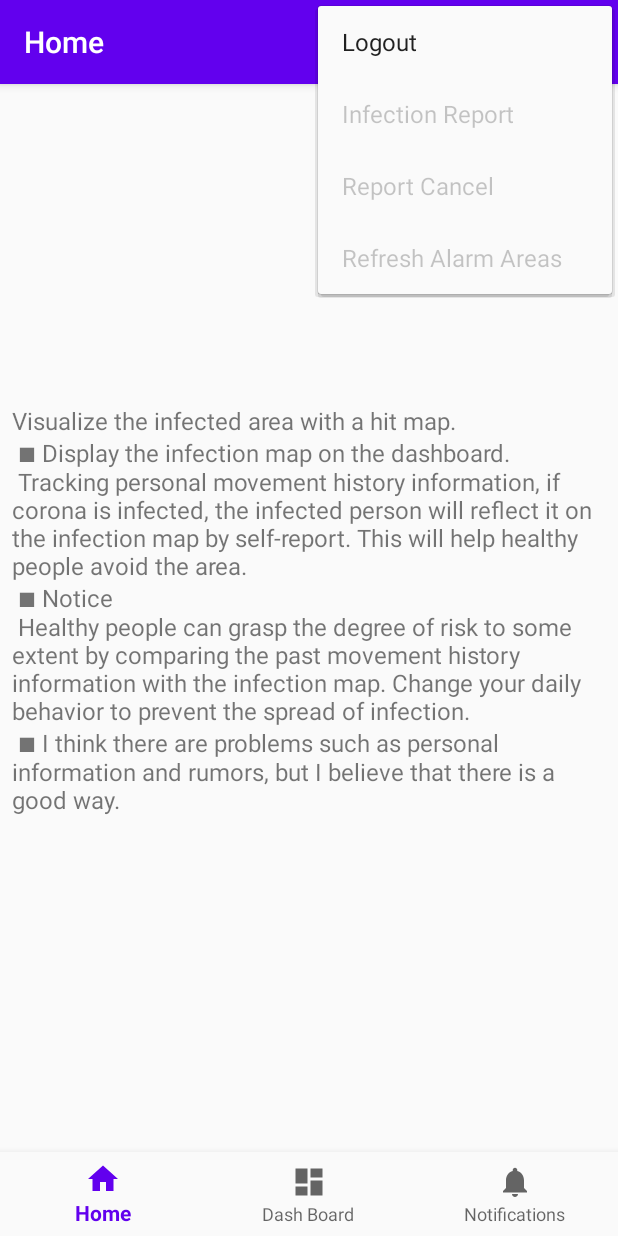
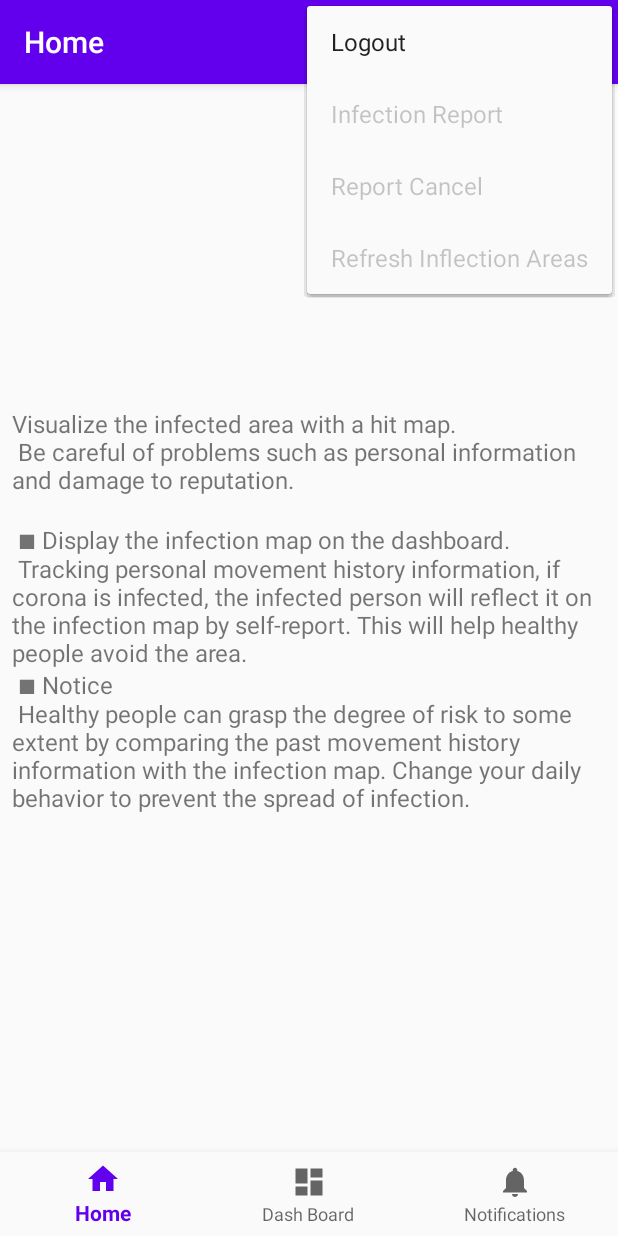
Before and after one commit to tofumiyoshi/coronafighter, an Android app: the NotificationsFragment screen opened through its navigation route, in the options menu, after a tap on "Infection Report", on a phone screen of 412 x 824 dp. Run offline under Robolectric (Android 15) with nearby library versions, the phone set to English and light mode, and no system bars; our stand-ins replace Firebase (no records; nobody signed in at launch, a user with empty details on screens opened directly), navigation-ui; libraries missing offline, so code that uses them is left out: com.firebase.ui, com.google.maps.android.

Commit message:
variable name

```diff
--- a/coronafighter/app/src/main/java/com/fumi/coronafighter/MainActivity.java
+++ b/coronafighter/app/src/main/java/com/fumi/coronafighter/MainActivity.java
@@ -203,6 +203,8 @@ public class MainActivity extends AppCompatActivity
                 .signOut(this)
                 .addOnCompleteListener(new OnCompleteListener<Void>() {
                     public void onComplete(@NonNull Task<Void> task) {
+                        mListenerStatus.remove();
+
                         //Toast.makeText(getApplicationContext(), "Sign out completed.", Toast.LENGTH_SHORT).show();
                         finish();
                     }
@@ -247,7 +249,7 @@ public class MainActivity extends AppCompatActivity
             item.setEnabled(false);
             MenuItem item2 = menu.findItem(R.id.infection_report_cancel);
             item2.setEnabled(false);
-            MenuItem item3 = menu.findItem(R.id.refresh_alarm_areas);
+            MenuItem item3 = menu.findItem(R.id.refresh_inflection_areas);
             item3.setEnabled(false);
         }
 
@@ -286,9 +288,9 @@ public class MainActivity extends AppCompatActivity
                 new FireStore.InflectionReportTask().execute(Integer.toString(0));
                 break;
 
-            case R.id.refresh_alarm_areas:
+            case R.id.refresh_inflection_areas:
                 FireStore.refreshInflectionAreasTime = null;
-                FireStore.refreshAlertAreas();
+                FireStore.refreshInflectionAreas();
                 break;
         }
         return false;
--- a/coronafighter/app/src/main/java/com/fumi/coronafighter/firebase/FireStore.java
+++ b/coronafighter/app/src/main/java/com/fumi/coronafighter/firebase/FireStore.java
@@ -190,7 +190,7 @@ public class FireStore {
         Tasks.await(task);
     }
 
-    public static void refreshAlertAreas() {
+    public static void refreshInflectionAreas() {
         Calendar cal = Calendar.getInstance();
         cal.add(Calendar.SECOND, -1 * SettingInfos.refresh_alarm_areas_min_interval_second);
         Date now = cal.getTime();
--- a/coronafighter/app/src/main/java/com/fumi/coronafighter/ui/dashboard/DashboardFragment.java
+++ b/coronafighter/app/src/main/java/com/fumi/coronafighter/ui/dashboard/DashboardFragment.java
@@ -56,12 +56,25 @@ public class DashboardFragment extends Fragment implements OnMapReadyCallback {
         View root = inflater.inflate(R.layout.fragment_dashboard, container, false);
 
         mAuth = FirebaseAuth.getInstance();
+
+        return root;
+    }
+
+    @Override
+    public void onStart() {
+        super.onStart();
+
         // Obtain the SupportMapFragment and get notified when the map is ready to be used.
         SupportMapFragment mapFragment = (SupportMapFragment) getChildFragmentManager()
                 .findFragmentById(R.id.map);
         mapFragment.getMapAsync(this);
 
-        return root;
+        refreshInflectionAreas(FireStore.currentLocation);
+    }
+
+    @Override
+    public void onStop() {
+        super.onStop();
     }
 
     /**
@@ -79,7 +92,7 @@ public class DashboardFragment extends Fragment implements OnMapReadyCallback {
             mMap.setOnMapClickListener(new GoogleMap.OnMapClickListener() {
                 @Override
                 public void onMapClick(LatLng latLng) {
-                    FireStore.refreshAlertAreas();
+                    FireStore.refreshInflectionAreas();
                 }
             });
 
@@ -141,21 +154,7 @@ public class DashboardFragment extends Fragment implements OnMapReadyCallback {
         mViewModel.getSelected().observe(this, new Observer<Location>() {
             @Override
             public void onChanged(final Location location) {
-                if (mMap == null) {
-                    return;
-                }
-
-                float zoom = mMap.getCameraPosition().zoom;
-                if (zoom < SettingInfos.map_min_zoom) {
-                    zoom = SettingInfos.map_default_zoom;
-                }
-
-                LatLng latLng = new LatLng(location.getLatitude(), location.getLongitude());
-                CameraUpdate camera = CameraUpdateFactory.newLatLngZoom(latLng, zoom);
-                // カメラの位置に移動
-                mMap.moveCamera(camera);
-
-                FireStore.currentLocation = location;
+                refreshInflectionAreas(location);
             }
         });
 
@@ -169,6 +168,26 @@ public class DashboardFragment extends Fragment implements OnMapReadyCallback {
                 setHeatMap(alertAreas);
             }
         });
+    }
+
+    private void refreshInflectionAreas(Location location) {
+        if (mMap == null) {
+            return;
+        }
+
+        float zoom = mMap.getCameraPosition().zoom;
+        if (zoom < SettingInfos.map_min_zoom) {
+            zoom = SettingInfos.map_default_zoom;
+        }
+
+        LatLng latLng = new LatLng(location.getLatitude(), location.getLongitude());
+        CameraUpdate camera = CameraUpdateFactory.newLatLngZoom(latLng, zoom);
+        // カメラの位置に移動
+        mMap.moveCamera(camera);
+
+        FireStore.currentLocation = location;
+
+        FireStore.refreshInflectionAreas();
     }
 
     public void setHeatMap(Collection list) {
--- a/coronafighter/app/src/main/java/com/fumi/coronafighter/ui/notifications/NotificationsFragment.java
+++ b/coronafighter/app/src/main/java/com/fumi/coronafighter/ui/notifications/NotificationsFragment.java
@@ -19,6 +19,7 @@ import com.fumi.coronafighter.AlarmInfo;
 import com.fumi.coronafighter.CurrentPositionViewModel;
 import com.fumi.coronafighter.R;
 import com.fumi.coronafighter.SettingInfos;
+import com.fumi.coronafighter.firebase.FireStore;
 import com.google.android.gms.maps.CameraUpdate;
 import com.google.android.gms.maps.CameraUpdateFactory;
 import com.google.android.gms.maps.GoogleMap;
@@ -58,6 +59,11 @@ public class NotificationsFragment extends Fragment implements OnMapReadyCallbac
         mapFragment.getMapAsync(this);
 
         return root;
+    }
+
+    @Override
+    public void onStart() {
+        super.onStart();
     }
 
     /**
--- a/coronafighter/app/src/main/res/menu/main.xml
+++ b/coronafighter/app/src/main/res/menu/main.xml
@@ -15,8 +15,8 @@
         android:title="@string/infection_report_cancel"
         app:showAsAction="collapseActionView" />
     <item
-        android:id="@+id/refresh_alarm_areas"
-        android:title="@string/refresh_alarm_areas"
+        android:id="@+id/refresh_inflection_areas"
+        android:title="@string/refresh_inflection_areas"
         app:showAsAction="collapseActionView" />
 
 </menu>
--- a/coronafighter/app/src/main/res/values/strings.xml
+++ b/coronafighter/app/src/main/res/values/strings.xml
@@ -5,7 +5,7 @@
     <string name="trace_position_stop">Trace Position Stop</string>
     <string name="infection_report">Infection Report</string>
     <string name="infection_report_cancel">Report Cancel</string>
-    <string name="refresh_alarm_areas">Refresh Alarm Areas</string>
+    <string name="refresh_inflection_areas">Refresh Inflection Areas</string>
     <string name="infection_area_delete">Report Delete</string>
 
     <string name="infection_report_confirm_msg">Add new coronavirus infection area. is this good?</string>
@@ -17,11 +17,11 @@
     <string name="title_notifications">Notifications</string>
     <string name="home_msg">
         Visualize the infected area with a hit map. \n
+        Be careful of problems such as personal information and damage to reputation. \n\n
         ■ Display the infection map on the dashboard. \n
         Tracking personal movement history information, if corona is infected, the infected person will reflect it on the infection map by self-report. This will help healthy people avoid the area. \n
         ■ Notice \n
         Healthy people can grasp the degree of risk to some extent by comparing the past movement history information with the infection map. Change your daily behavior to prevent the spread of infection. \n
-        ■ I think there are problems such as personal information and rumors, but I believe that there is a good way. \n
     </string>
 
 </resources>
```
Also changed, not shown: 1 other file.
